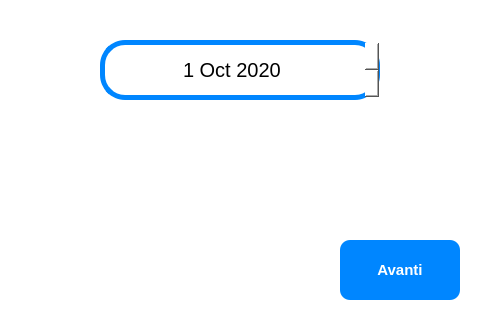
Qt form view/inserisci_data_scadenza_window.ui (ISacchitella/MicroOne_v1.1) before a commit.
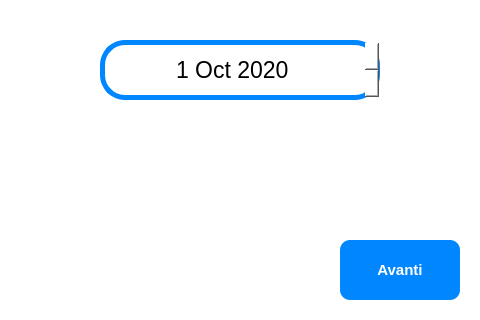
The same form after that commit. Icons and pictures are not drawn.

```diff
--- a/view/inserisci_data_scadenza_window.ui
+++ b/view/inserisci_data_scadenza_window.ui
@@ -92,7 +92,7 @@
    <property name="font">
     <font>
      <family>Segoe UI</family>
-     <pointsize>15</pointsize>
+     <pointsize>17</pointsize>
      <weight>50</weight>
      <bold>false</bold>
     </font>
```
